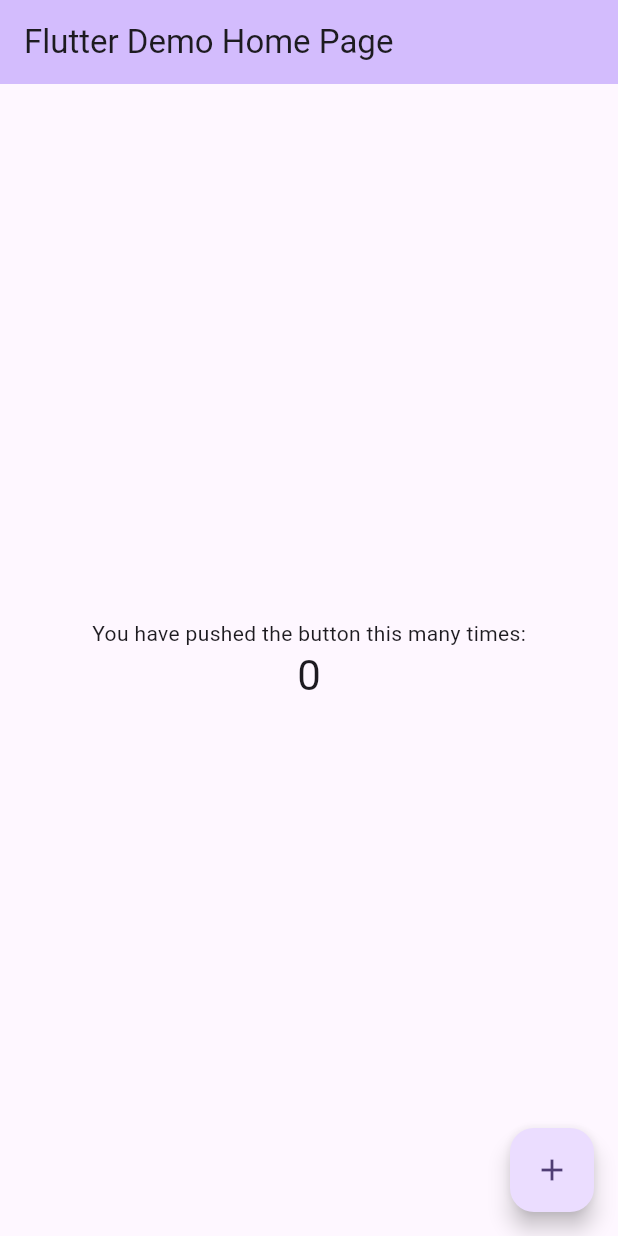
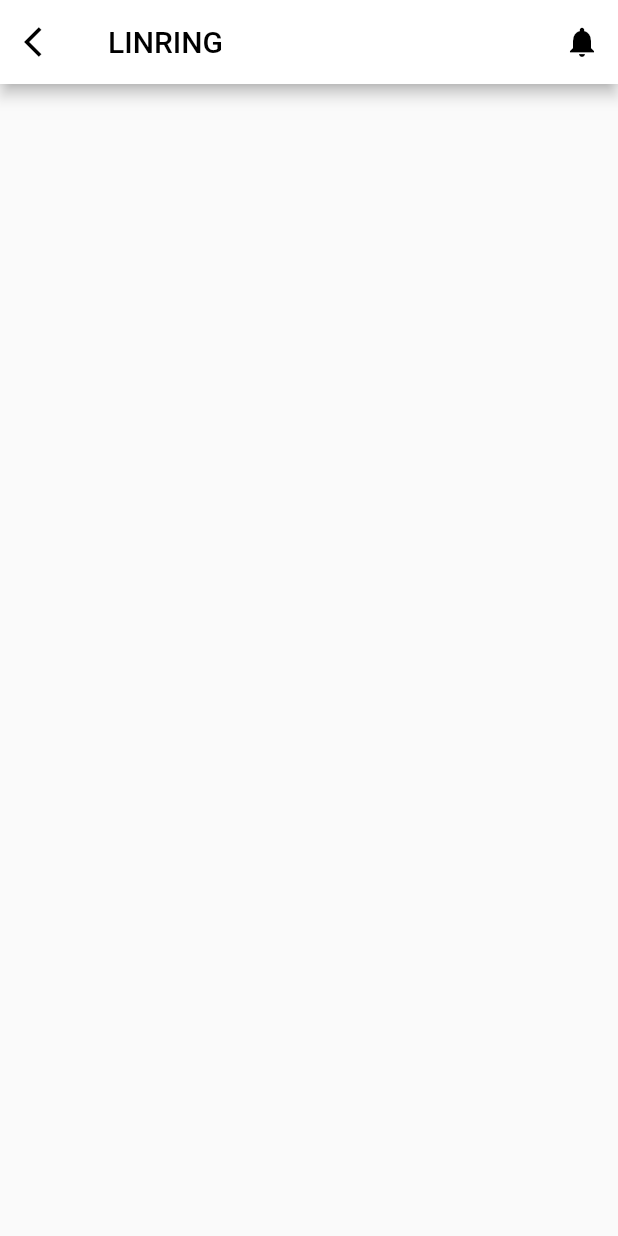
Before and after one commit to TEAM-LINRING/LINRING-FRONT, a Flutter app: the screen it shows after launch, on a phone screen of 412 x 824 dp. Run offline on Flutter 3.47's test engine with Material 2 defaults, Android fonts, the light colour scheme and no system bars.

Commit message:
feat: `home` 변경 및 MainScreen AppBar UI 구현
- App의 entry point를 MainScreen()으로 변경

```diff
--- a/lib/main.dart
+++ b/lib/main.dart
@@ -1,4 +1,5 @@
 import 'package:flutter/material.dart';
+import 'package:linring_front_flutter/screens/main_screen.dart';
 
 void main() {
   runApp(const MyApp());
@@ -7,119 +8,10 @@ void main() {
 class MyApp extends StatelessWidget {
   const MyApp({super.key});
 
-  // This widget is the root of your application.
   @override
   Widget build(BuildContext context) {
-    return MaterialApp(
-      title: 'Flutter Demo',
-      theme: ThemeData(
-        // This is the theme of your application.
-        //
-        // TRY THIS: Try running your application with "flutter run". You'll see
-        // the application has a blue toolbar. Then, without quitting the app,
-        // try changing the seedColor in the colorScheme below to Colors.green
-        // and then invoke "hot reload" (save your changes or press the "hot
-        // reload" button in a Flutter-supported IDE, or press "r" if you used
-        // the command line to start the app).
-        //
-        // Notice that the counter didn't reset back to zero; the application
-        // state is not lost during the reload. To reset the state, use hot
-        // restart instead.
-        //
-        // This works for code too, not just values: Most code changes can be
-        // tested with just a hot reload.
-        colorScheme: ColorScheme.fromSeed(seedColor: Colors.deepPurple),
-        useMaterial3: true,
-      ),
-      home: const MyHomePage(title: 'Flutter Demo Home Page'),
+    return const MaterialApp(
+      home: MainScreen(),
     );
   }
 }
-
-class MyHomePage extends StatefulWidget {
-  const MyHomePage({super.key, required this.title});
-
-  // This widget is the home page of your application. It is stateful, meaning
-  // that it has a State object (defined below) that contains fields that affect
-  // how it looks.
-
-  // This class is the configuration for the state. It holds the values (in this
-  // case the title) provided by the parent (in this case the App widget) and
-  // used by the build method of the State. Fields in a Widget subclass are
-  // always marked "final".
-
-  final String title;
-
-  @override
-  State<MyHomePage> createState() => _MyHomePageState();
-}
-
-class _MyHomePageState extends State<MyHomePage> {
-  int _counter = 0;
-
-  void _incrementCounter() {
-    setState(() {
-      // This call to setState tells the Flutter framework that something has
-      // changed in this State, which causes it to rerun the build method below
-      // so that the display can reflect the updated values. If we changed
-      // _counter without calling setState(), then the build method would not be
-      // called again, and so nothing would appear to happen.
-      _counter++;
-    });
-  }
-
-  @override
-  Widget build(BuildContext context) {
-    // This method is rerun every time setState is called, for instance as done
-    // by the _incrementCounter method above.
-    //
-    // The Flutter framework has been optimized to make rerunning build methods
-    // fast, so that you can just rebuild anything that needs updating rather
-    // than having to individually change instances of widgets.
-    return Scaffold(
-      appBar: AppBar(
-        // TRY THIS: Try changing the color here to a specific color (to
-        // Colors.amber, perhaps?) and trigger a hot reload to see the AppBar
-        // change color while the other colors stay the same.
-        backgroundColor: Theme.of(context).colorScheme.inversePrimary,
-        // Here we take the value from the MyHomePage object that was created by
-        // the App.build method, and use it to set our appbar title.
-        title: Text(widget.title),
-      ),
-      body: Center(
-        // Center is a layout widget. It takes a single child and positions it
-        // in the middle of the parent.
-        child: Column(
-          // Column is also a layout widget. It takes a list of children and
-          // arranges them vertically. By default, it sizes itself to fit its
-          // children horizontally, and tries to be as tall as its parent.
-          //
-          // Column has various properties to control how it sizes itself and
-          // how it positions its children. Here we use mainAxisAlignment to
-          // center the children vertically; the main axis here is the vertical
-          // axis because Columns are vertical (the cross axis would be
-          // horizontal).
-          //
-          // TRY THIS: Invoke "debug painting" (choose the "Toggle Debug Paint"
-          // action in the IDE, or press "p" in the console), to see the
-          // wireframe for each widget.
-          mainAxisAlignment: MainAxisAlignment.center,
-          children: <Widget>[
-            const Text(
-              'You have pushed the button this many times:',
-            ),
-            Text(
-              '$_counter',
-              style: Theme.of(context).textTheme.headlineMedium,
-            ),
-          ],
-        ),
-      ),
-      floatingActionButton: FloatingActionButton(
-        onPressed: _incrementCounter,
-        tooltip: 'Increment',
-        child: const Icon(Icons.add),
-      ), // This trailing comma makes auto-formatting nicer for build methods.
-    );
-  }
-}
--- /dev/null
+++ b/lib/screens/main_screen.dart
@@ -0,0 +1,35 @@
+import 'package:flutter/material.dart';
+
+class MainScreen extends StatelessWidget {
+  const MainScreen({super.key});
+
+  @override
+  Widget build(BuildContext context) {
+    return Scaffold(
+      appBar: AppBar(
+        title: const Text(
+          "LINRING",
+          style: TextStyle(
+            color: Colors.black,
+          ),
+        ),
+        backgroundColor: Colors.white,
+        automaticallyImplyLeading: true,
+        leading: IconButton(
+          color: Colors.black,
+          onPressed: () => {
+            Navigator.of(context).pop(),
+          },
+          icon: const Icon(Icons.arrow_back_ios),
+        ),
+        actions: [
+          IconButton(
+            color: Colors.black,
+            onPressed: () {},
+            icon: const Icon(Icons.notifications),
+          )
+        ],
+      ),
+    );
+  }
+}
```
